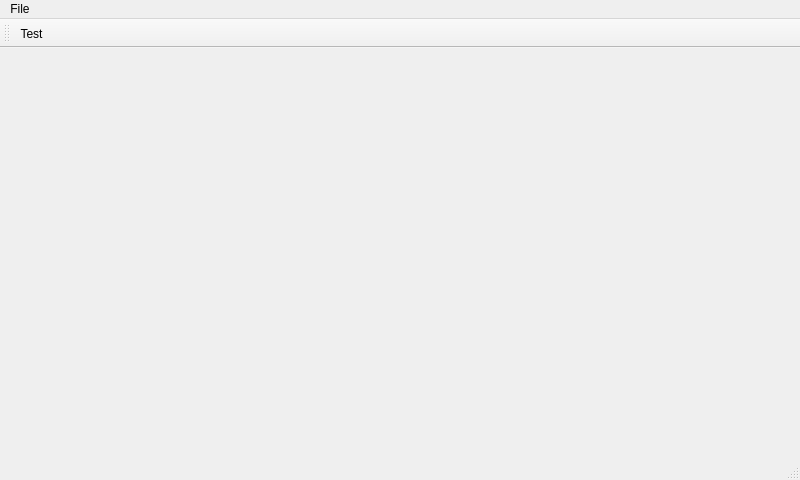
The window that WidgetTest/mainwindow.ui (Skycoder42/QSingleInstance) describes before a commit, drawn with Qt 5.
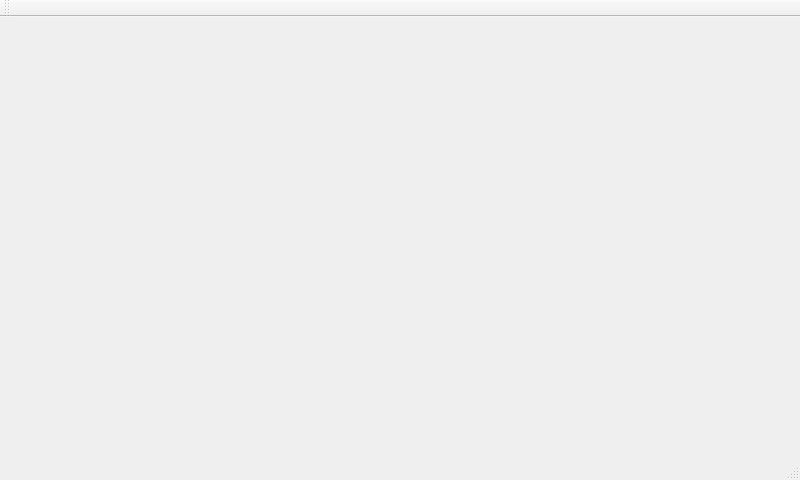
The same window after the commit.

What changed in the file:
```diff
--- a/WidgetTest/mainwindow.ui
+++ b/WidgetTest/mainwindow.ui
@@ -23,13 +23,6 @@
      <height>21</height>
     </rect>
    </property>
-   <widget class="QMenu" name="menuFile">
-    <property name="title">
-     <string>File</string>
-    </property>
-    <addaction name="actionTest"/>
-   </widget>
-   <addaction name="menuFile"/>
   </widget>
   <widget class="QToolBar" name="toolBar">
    <property name="windowTitle">
@@ -41,14 +34,8 @@
    <attribute name="toolBarBreak">
     <bool>false</bool>
    </attribute>
-   <addaction name="actionTest"/>
   </widget>
   <widget class="QStatusBar" name="statusBar"/>
-  <action name="actionTest">
-   <property name="text">
-    <string>Test</string>
-   </property>
-  </action>
  </widget>
  <layoutdefault spacing="6" margin="11"/>
  <resources/>
```
